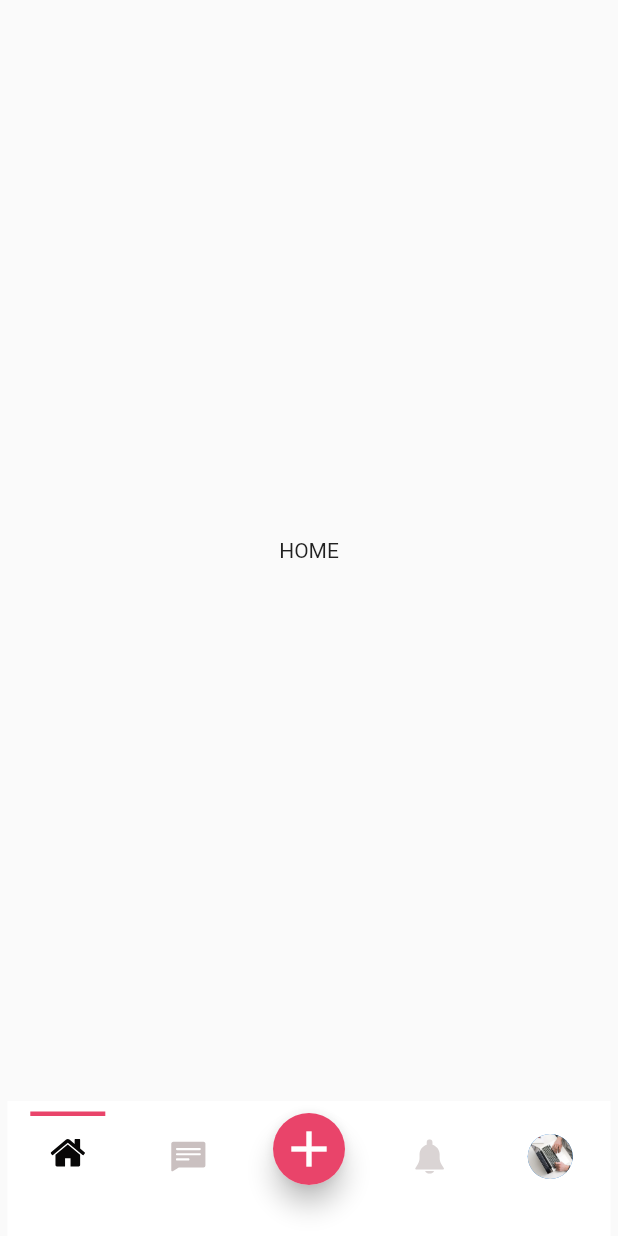
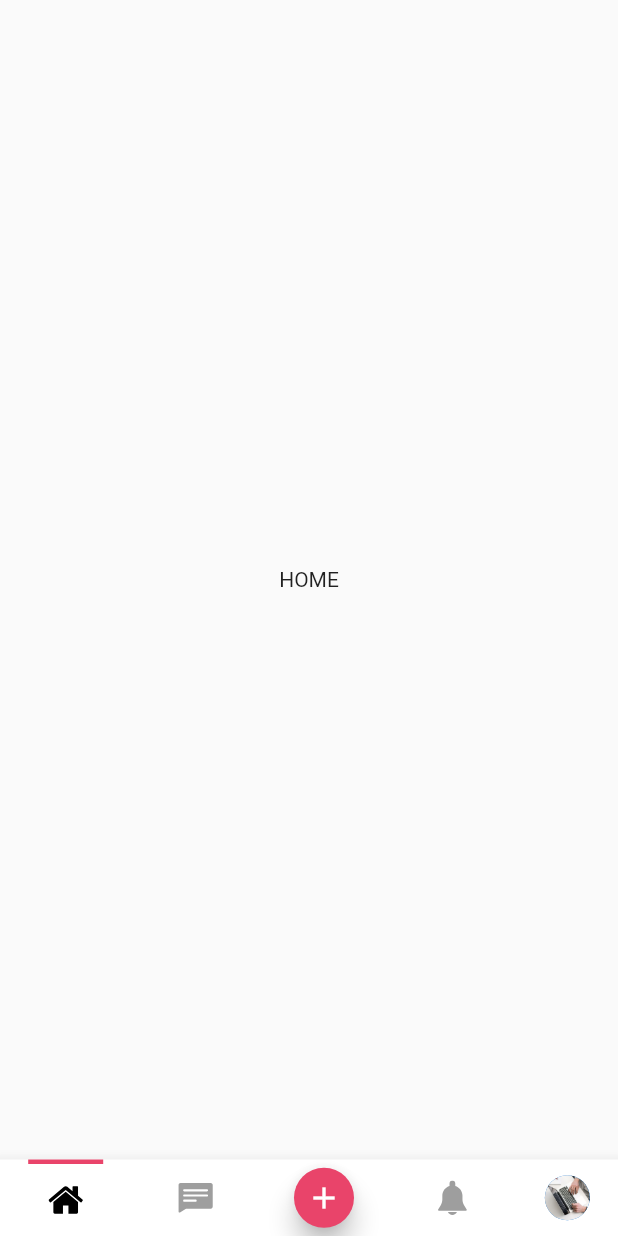
Before and after one commit to JideGuru/errorlog, a Flutter app: the Index screen opened by its route, on a phone screen of 412 x 824 dp. Run offline on Flutter 3.47's test engine with Material 2 defaults, Android fonts, the phone set to English and light mode, and no system bars; our stand-ins replace flutter_screenutil, flutter_svg, google_fonts.

Commit message:
Fixed the BottomAppBar

```diff
--- a/lib/utils/index.dart
+++ b/lib/utils/index.dart
@@ -1,4 +1,3 @@
-
 import 'package:flutter/material.dart';
 import 'package:flutter_svg/flutter_svg.dart';
 import 'package:social_katchup/views/addPost.dart';
@@ -6,7 +5,6 @@ import 'package:social_katchup/views/messages.dart';
 import 'package:social_katchup/views/newsfeed.dart';
 import 'package:social_katchup/views/notification.dart';
 import 'package:social_katchup/views/profile.dart';
-import 'package:titled_navigation_bar/titled_navigation_bar.dart';
 
 class Index extends StatefulWidget {
   @override
@@ -22,6 +20,7 @@ class _IndexState extends State<Index> {
     Profile()
   ];
   int cindex = 0;
+
 //  final List<TitledNavigationBarItem> items = [
 //     TitledNavigationBarItem(title: Text(''),),
 //     TitledNavigationBarItem(title: Text('Search'), icon: Icons.search),
@@ -30,123 +29,68 @@ class _IndexState extends State<Index> {
 //     TitledNavigationBarItem(title: Text('Profile'), icon: Icons.person_outline),
 //   ];
 
+  List items = [
+    {'index': 0, 'img': 'assets/icons/home1.svg'},
+    {'index': 1, 'img': 'assets/icons/messages1.svg'},
+    {'index': 2, 'img': Icons.add},
+    {'index': 3, 'img': 'assets/icons/notification.svg'},
+    {'index': 4, 'img': 'assets/images/user.jpg'},
+  ];
+
   @override
   Widget build(BuildContext context) {
-    return DefaultTabController(
-      length:5,
-          child: Scaffold(
-          body:_children[cindex],
+    return Scaffold(
+      body: _children[cindex],
+      bottomNavigationBar: BottomAppBar(
+        child: Row(
+          mainAxisAlignment: MainAxisAlignment.spaceAround,
+          children: [for (Map item in items) buildItem(item)],
+        ),
+      ),
+    );
+  }
 
-          bottomNavigationBar:Padding(
-            padding: const EdgeInsets.only(
-              left: 5.0,
-              right: 5.0,
-            ),
-            child: Column(
-              mainAxisSize:MainAxisSize.min,
-              children: [
-                Container(
-                  child: BottomNavigationBar(
+  buildItem(Map item) {
+    int index = item['index'];
+    if (index == 2) {
+      return FloatingActionButton(
+        mini: true,
+        child: Icon(item['img']),
+        onPressed: () {
+          cindex = index;
+        },
+        backgroundColor: Theme.of(context).primaryColor,
+        elevation: 7.0,
+      );
+    } else if (index == 4) {
+      return CircleAvatar(radius: 15, backgroundImage: AssetImage(item['img']));
+    } else {
+      return buildBottomIcon(item);
+    }
+  }
 
-                      backgroundColor: Colors.white,
-                      elevation: 0.0,
-
-                      type: BottomNavigationBarType.fixed,
-                      unselectedIconTheme: IconThemeData(color: Colors.grey),
-                      showUnselectedLabels: true,
-                      unselectedItemColor: Colors.grey,
-                      selectedItemColor: Theme.of(context).primaryColor,
-                      items: <BottomNavigationBarItem>[
-                        BottomNavigationBarItem(
-                            // backgroundColor: Theme.of(context).primaryColor,
-                            activeIcon: Container(
-                              height: 60,
-                              child: Column(
-                                mainAxisSize:MainAxisSize.min,
-                                mainAxisAlignment:MainAxisAlignment.start,
-                                children: [
-                                  SizedBox(),
-                                  Container(
-                                    height: 3.0,
-                                    width: 50.0,
-                                    color: Theme.of(context).primaryColor,
-                                  ),
-
-                                  SizedBox(height: 13),
-                                  SvgPicture.asset('assets/icons/home1.svg',
-                                      height: 23.0),
-                                ],
-                              ),
-                            ),
-                            icon: SvgPicture.asset('assets/icons/home.svg',
-                                height: 23.0),
-                            title: Text('')),
-                        BottomNavigationBarItem(
-                            activeIcon: SvgPicture.asset('assets/icons/messages1.svg',
-                                height: 23.0),
-                            icon: SvgPicture.asset('assets/icons/messages.svg',
-                                height: 23.0),
-                            title: Text('')),
-                        BottomNavigationBarItem(
-                            activeIcon: Padding(
-                              padding: const EdgeInsets.only(
-                                  left: 10.0, right: 10.0, bottom: 10),
-                              child: Material(
-                                shape: RoundedRectangleBorder(
-                                  borderRadius: BorderRadius.circular(24),
-                                ),
-                                elevation: 7.0,
-                                child: CircleAvatar(
-                                    radius: 24,
-                                    backgroundColor: Theme.of(context).primaryColor,
-                                    child: Icon(Icons.add,
-                                        size: 40, color: Colors.white)),
-                              ),
-                            ),
-                            icon: Padding(
-                              padding: const EdgeInsets.only(
-                                  left: 10.0, right: 10.0, bottom: 10),
-                              child: Material(
-                                shape: RoundedRectangleBorder(
-                                  borderRadius: BorderRadius.circular(24),
-                                ),
-                                elevation: 7.0,
-                                child: CircleAvatar(
-                                    radius: 24,
-                                    backgroundColor: Theme.of(context).primaryColor,
-                                    child: Icon(Icons.add,
-                                        size: 40, color: Colors.white)),
-                              ),
-                            ),
-                            title: Text('')),
-                        BottomNavigationBarItem(
-                            activeIcon: SvgPicture.asset(
-                                'assets/icons/notification1.svg',
-                                height: 23.0),
-                            icon: SvgPicture.asset('assets/icons/notification.svg',
-                                height: 23.0),
-                            title: Text('')),
-                        BottomNavigationBarItem(
-                            activeIcon: CircleAvatar(
-                                radius: 15,
-                                backgroundImage:
-                                    AssetImage('assets/images/user.jpg')),
-                            icon: CircleAvatar(
-                                radius: 15,
-                                backgroundImage:
-                                    AssetImage('assets/images/user.jpg')),
-                            title: Text('')),
-                      ],
-                      currentIndex: cindex,
-                      onTap: (int i) {
-                        setState(() {
-                          cindex = i;
-                        });
-                      }),
-                ),
-              ],
-            ))
-              ),
+  buildBottomIcon(Map item) {
+    int index = item['index'];
+    Color primaryPink = Theme.of(context).primaryColor;
+    return Column(
+      mainAxisSize: MainAxisSize.min,
+      children: [
+        Visibility(
+          visible: index == cindex,
+          child: Container(height: 3.0, width: 50.0, color: primaryPink),
+        ),
+        IconButton(
+          icon: SvgPicture.asset(
+            item['img'],
+            height: 23.0,
+            color: index == cindex ? Colors.black : Colors.grey,
+          ),
+          onPressed: () {
+            cindex = index;
+            setState(() {});
+          },
+        ),
+      ],
     );
   }
 }
```
Also changed, not shown: pubspec.lock, 6 other files.
